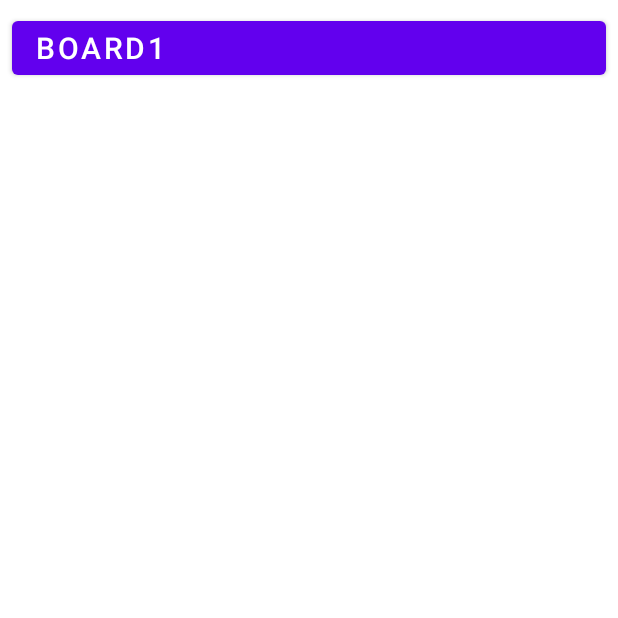
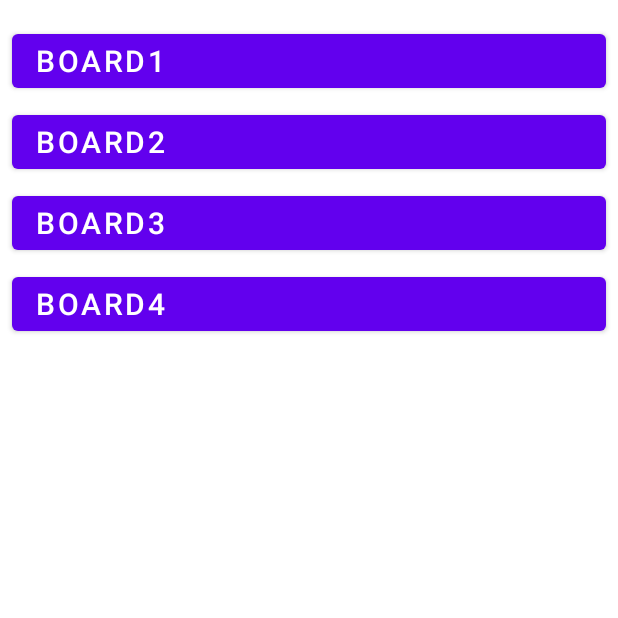
Before and after one commit to ktvn100/NMCNPM-CNTN18-Group09-Trello, an Android app: the fragment HomeFragment shown on its own in the app's theme, on a phone screen of 412 x 824 dp, the top half of it. Run offline under Robolectric (Android 15) with nearby library versions, the phone set to English and light mode, and no system bars; Roboto replaces fonts that are not available here.

Commit message:
add home fragment

```diff
--- a/app/src/main/java/com/hcmus/trello/MainActivity.java
+++ b/app/src/main/java/com/hcmus/trello/MainActivity.java
@@ -51,7 +51,7 @@ public class MainActivity extends AppCompatActivity {
         // Passing each menu ID as a set of Ids because each
         // menu should be considered as top level destinations.
         mAppBarConfiguration = new AppBarConfiguration.Builder(
-                R.id.nav_board, R.id.logout)
+                R.id.nav_board, R.id.nav_home, R.id.logout)
                 .setDrawerLayout(drawer)
                 .build();
         NavController navController = Navigation.findNavController(this, R.id.nav_host_fragment);
--- a/app/src/main/java/com/hcmus/trello/ui/home/HomeFragment.java
+++ b/app/src/main/java/com/hcmus/trello/ui/home/HomeFragment.java
@@ -23,8 +23,8 @@ public class HomeFragment extends Fragment {
                              ViewGroup container, Bundle savedInstanceState) {
         homeViewModel = new ViewModelProvider(this).get(HomeViewModel.class);
 
-        View root = inflater.inflate(R.layout.fragment_board, container, false);
-        final Button button = root.findViewById(R.id.bth_board);
+        View root = inflater.inflate(R.layout.fragment_home, container, false);
+        final Button button = root.findViewById(R.id.bth_home_1);
         button.setOnClickListener(new View.OnClickListener() {
             @Override
             public void onClick(View view) {
--- a/app/src/main/res/layout/fragment_board.xml
+++ b/app/src/main/res/layout/fragment_board.xml
@@ -5,7 +5,7 @@
     android:layout_width="match_parent"
     android:layout_height="match_parent"
     tools:context=".ui.board.BoardFragment"
-    android:id="@+id/home_layout">
+    android:id="@+id/board_layout">
 
     <Button
         android:id="@+id/bth_board"
--- /dev/null
+++ b/app/src/main/res/layout/fragment_home.xml
@@ -0,0 +1,80 @@
+<?xml version="1.0" encoding="utf-8"?>
+<androidx.constraintlayout.widget.ConstraintLayout
+    xmlns:android="http://schemas.android.com/apk/res/android" xmlns:app="http://schemas.android.com/apk/res-auto"
+    xmlns:tools="http://schemas.android.com/tools"
+    android:layout_width="match_parent"
+    android:layout_height="match_parent"
+    tools:context=".ui.board.BoardFragment"
+    android:id="@+id/home_layout">
+
+    <Button
+        android:id="@+id/bth_home_1"
+        android:layout_width="match_parent"
+        android:layout_height="wrap_content"
+        android:layout_marginStart="8dp"
+        android:layout_marginTop="8dp"
+        android:layout_marginEnd="8dp"
+        android:textAlignment="textStart"
+        android:textSize="20sp"
+        app:layout_constraintBottom_toBottomOf="parent"
+        app:layout_constraintEnd_toEndOf="parent"
+        app:layout_constraintHorizontal_bias="1.0"
+        app:layout_constraintStart_toStartOf="parent"
+        app:layout_constraintTop_toTopOf="parent"
+        app:layout_constraintVertical_bias="0.011"
+        android:text="Board1"
+        />
+
+    <Button
+        android:id="@+id/bth_home_2"
+        android:layout_width="match_parent"
+        android:layout_height="wrap_content"
+        android:layout_marginStart="8dp"
+        android:layout_marginTop="8dp"
+        android:layout_marginEnd="8dp"
+        android:text="Board2"
+        android:textAlignment="textStart"
+        android:textSize="20sp"
+        app:layout_constraintBottom_toBottomOf="parent"
+        app:layout_constraintEnd_toEndOf="parent"
+        app:layout_constraintHorizontal_bias="0.0"
+        app:layout_constraintStart_toStartOf="parent"
+        app:layout_constraintTop_toTopOf="parent"
+        app:layout_constraintVertical_bias="0.082" />
+
+    <Button
+        android:id="@+id/bth_home_3"
+        android:layout_width="match_parent"
+        android:layout_height="wrap_content"
+        android:layout_marginStart="8dp"
+        android:layout_marginTop="8dp"
+        android:layout_marginEnd="8dp"
+        android:text="Board3"
+        android:textAlignment="textStart"
+        android:textSize="20sp"
+        app:layout_constraintBottom_toBottomOf="parent"
+        app:layout_constraintEnd_toEndOf="parent"
+        app:layout_constraintHorizontal_bias="0.0"
+        app:layout_constraintStart_toStartOf="parent"
+        app:layout_constraintTop_toTopOf="parent"
+        app:layout_constraintVertical_bias="0.152" />
+
+    <Button
+        android:id="@+id/bth_home_4"
+        android:layout_width="match_parent"
+        android:layout_height="wrap_content"
+        android:layout_marginStart="8dp"
+        android:layout_marginTop="8dp"
+        android:layout_marginEnd="8dp"
+        android:text="Board4"
+        android:textAlignment="textStart"
+        android:textSize="20sp"
+        app:layout_constraintBottom_toBottomOf="parent"
+        app:layout_constraintEnd_toEndOf="parent"
+        app:layout_constraintHorizontal_bias="0.0"
+        app:layout_constraintStart_toStartOf="parent"
+        app:layout_constraintTop_toTopOf="parent"
+        app:layout_constraintVertical_bias="0.222" />
+
+
+</androidx.constraintlayout.widget.ConstraintLayout>
--- a/app/src/main/res/menu/activity_main_drawer.xml
+++ b/app/src/main/res/menu/activity_main_drawer.xml
@@ -12,7 +12,8 @@
             android:id="@+id/nav_home"
             android:title="@string/menu_home" />
     </group>
-    <group android:checkableBehavior="none" >
+
+    <group android:checkableBehavior="single" >
         <item
             android:id="@+id/logout"
             android:title="@string/logout"
--- a/app/src/main/res/navigation/mobile_navigation.xml
+++ b/app/src/main/res/navigation/mobile_navigation.xml
@@ -11,6 +11,10 @@
         android:label="@string/menu_board"
         tools:layout="@layout/fragment_board" />
 
-
+    <fragment
+        android:id="@+id/nav_home"
+        android:name="com.hcmus.trello.ui.home.HomeFragment"
+        android:label="@string/menu_home"
+        tools:layout="@layout/fragment_home" />
 
 </navigation>
```
